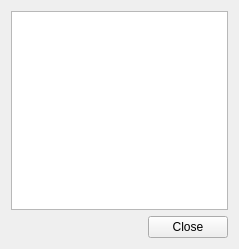
SeriousAlexej/Ivo, file interface/materialmanager.ui: the form before one commit.
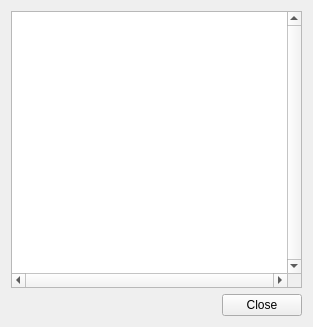
The form after the commit. Icons and pictures are not drawn.

```diff
--- a/interface/materialmanager.ui
+++ b/interface/materialmanager.ui
@@ -6,8 +6,8 @@
    <rect>
     <x>0</x>
     <y>0</y>
-    <width>239</width>
-    <height>249</height>
+    <width>313</width>
+    <height>327</height>
    </rect>
   </property>
   <property name="minimumSize">
@@ -25,11 +25,21 @@
   <property name="windowTitle">
    <string>Material Manager</string>
   </property>
+  <property name="styleSheet">
+   <string notr="true"/>
+  </property>
   <layout class="QVBoxLayout" name="verticalLayout_2">
    <item>
     <layout class="QVBoxLayout" name="verticalLayout">
      <item>
-      <widget class="QListWidget" name="listMaterials"/>
+      <widget class="QListWidget" name="listMaterials">
+       <property name="verticalScrollBarPolicy">
+        <enum>Qt::ScrollBarAlwaysOn</enum>
+       </property>
+       <property name="horizontalScrollBarPolicy">
+        <enum>Qt::ScrollBarAlwaysOn</enum>
+       </property>
+      </widget>
      </item>
      <item>
       <layout class="QHBoxLayout" name="horizontalLayout">
@@ -48,8 +58,8 @@
          </property>
          <property name="iconSize">
           <size>
-           <width>32</width>
-           <height>32</height>
+           <width>24</width>
+           <height>24</height>
           </size>
          </property>
          <property name="default">
```
